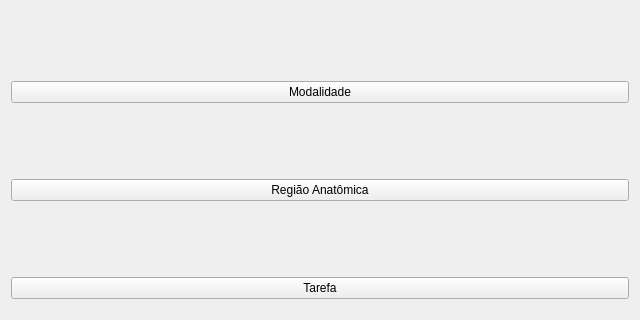
First picture: the form in anatomy/entrieswindow.ui, repository caiovosilva/anatomy, before the edit; both pictures show x 0 to 640 and y 0 to 320 of the 640 by 480 pixel window.
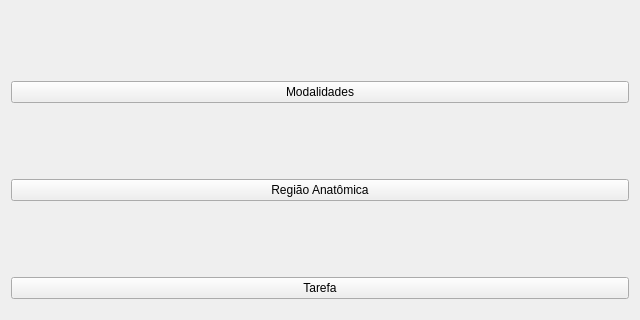
Second picture: the form after the edit.

```diff
--- a/anatomy/entrieswindow.ui
+++ b/anatomy/entrieswindow.ui
@@ -19,7 +19,7 @@
      <item>
       <widget class="QPushButton" name="newModalityButton">
        <property name="text">
-        <string>Modalidade</string>
+        <string>Modalidades</string>
        </property>
       </widget>
      </item>
```
Left out of the diff: 2 changed lines with no effect on the pictures.
